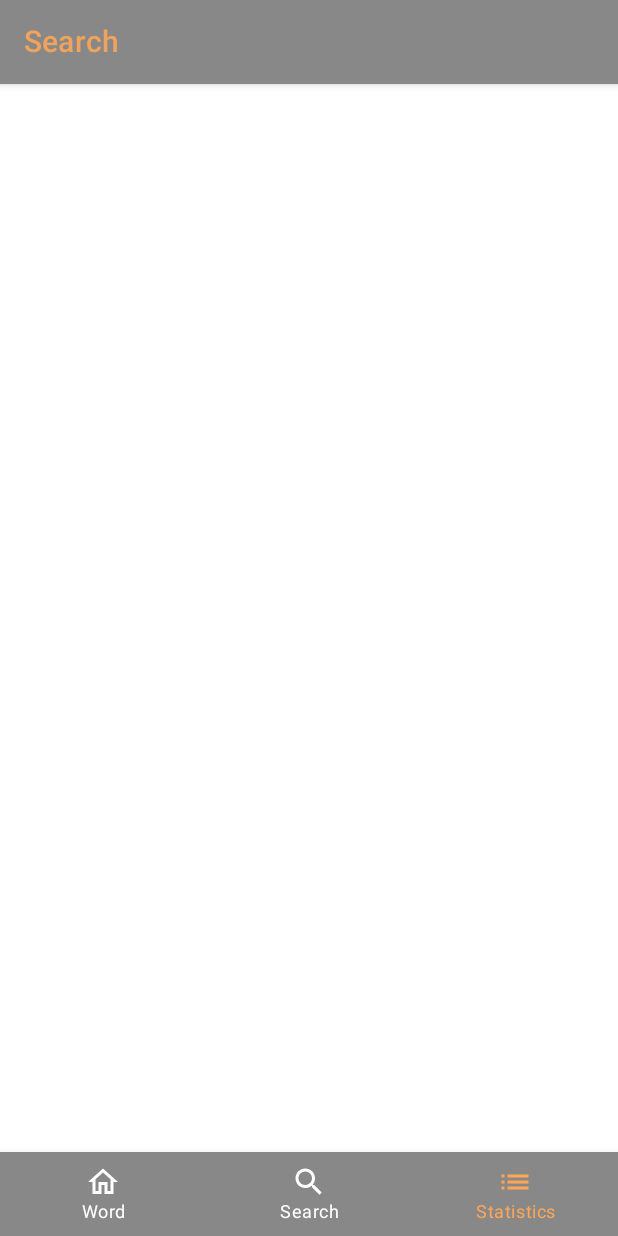
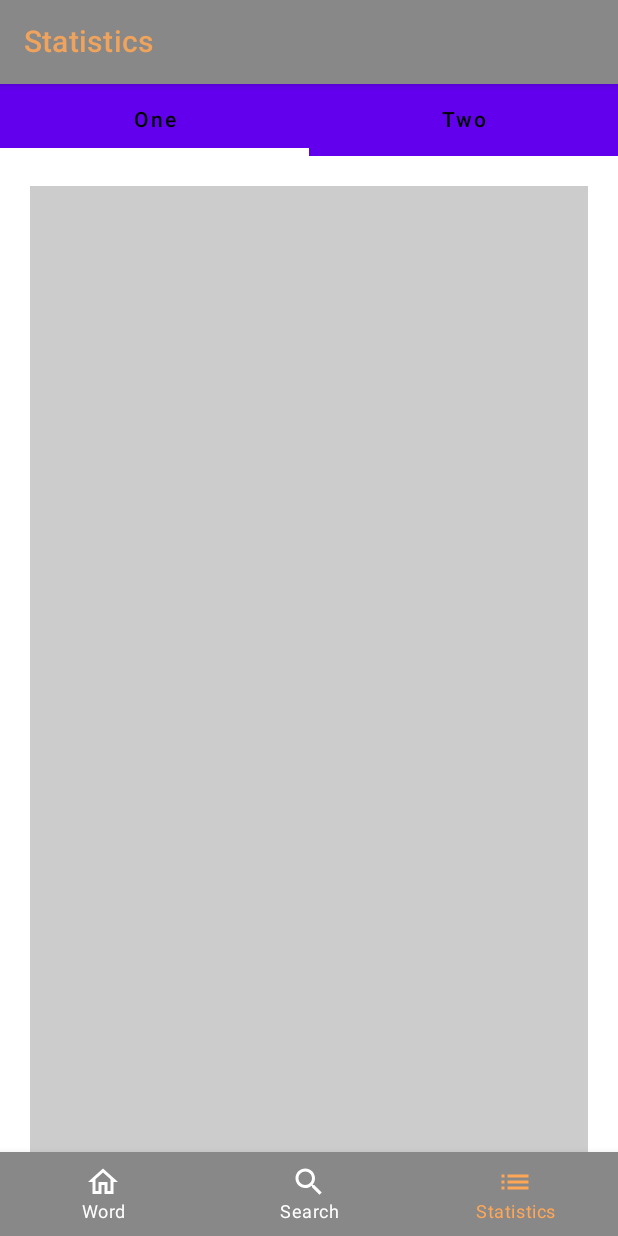
Before and after one commit to AndyPunch/Words, an Android app built with Jetpack Compose: the @Preview function MainScreen, item 3 of the bottom bar chosen, on a phone screen of 412 x 824 dp. Run offline under Robolectric (Android 15) with nearby library versions, the phone set to English and light mode, and no system bars; our stand-ins replace Dagger/Hilt's generated code, Room's generated code, accompanist, livedata-compose; network calls fail.

Commit message:
Statistic screen(ViewPager, TabLayout)

```diff
--- a/app/build.gradle.kts
+++ b/app/build.gradle.kts
@@ -105,4 +105,6 @@ dependencies {
     implementation("androidx.navigation:navigation-compose:2.7.7")
 
     implementation("com.google.accompanist:accompanist-systemuicontroller:0.27.0")
+    implementation("com.google.accompanist:accompanist-pager:0.13.0")
+    implementation("com.google.accompanist:accompanist-pager-indicators:0.13.0")
 }
--- a/app/src/main/java/com/example/words/data/repository/WordsRepositoryImpl.kt
+++ b/app/src/main/java/com/example/words/data/repository/WordsRepositoryImpl.kt
@@ -54,8 +54,8 @@ class WordsRepositoryImpl @Inject constructor(
         val str =
             ctx.assets.open(com.example.words.data.repository.WordsRepositoryImpl.Companion.WORDS_TXT_FILE)
                 .bufferedReader().use {
-                it.readText()
-            }
+                    it.readText()
+                }
         return stringToWords(str)
     }
 
--- a/app/src/main/java/com/example/words/presentation/main/MainScreen.kt
+++ b/app/src/main/java/com/example/words/presentation/main/MainScreen.kt
@@ -1,7 +1,6 @@
 package com.example.words.presentation.main
 
 import android.annotation.SuppressLint
-import android.util.Log
 import androidx.compose.animation.AnimatedVisibility
 import androidx.compose.animation.slideInVertically
 import androidx.compose.animation.slideOutVertically
@@ -11,7 +10,6 @@ import androidx.compose.material.Icon
 import androidx.compose.material.Scaffold
 import androidx.compose.material.Text
 import androidx.compose.material.TopAppBar
-
 import androidx.compose.runtime.Composable
 import androidx.compose.runtime.getValue
 import androidx.compose.runtime.mutableStateOf
@@ -30,6 +28,7 @@ import com.example.words.domain.entity.TopBarState
 import com.example.words.navigation.AppNavGraph
 import com.example.words.navigation.NavigationState
 import com.example.words.presentation.search.SearchScreen
+import com.example.words.presentation.statistic.StatisticsScreen
 import com.example.words.presentation.webView.WebViewScreen
 import com.example.words.presentation.word.WordScreen
 
@@ -88,7 +87,13 @@ fun MainScreen() {
                 )
             },
             statisticScreenContent = {
-
+                StatisticsScreen(
+                    navigationState.navHostController,
+                    onComposingTopBar = {
+                        topBarState = it
+                        isBottomBarVisible = true
+                    }
+                )
             }
         )
     }
--- /dev/null
+++ b/app/src/main/java/com/example/words/presentation/statistic/Statistic.kt
@@ -0,0 +1,137 @@
+package com.example.words.presentation.statistic
+
+import android.util.Log
+import androidx.activity.compose.BackHandler
+import androidx.compose.foundation.ExperimentalFoundationApi
+import androidx.compose.foundation.background
+import androidx.compose.foundation.layout.Box
+import androidx.compose.foundation.layout.Column
+import androidx.compose.foundation.layout.Spacer
+import androidx.compose.foundation.layout.fillMaxSize
+import androidx.compose.foundation.layout.fillMaxWidth
+import androidx.compose.foundation.layout.height
+import androidx.compose.foundation.layout.padding
+import androidx.compose.foundation.layout.wrapContentHeight
+import androidx.compose.material.Tab
+import androidx.compose.material.TabRow
+import androidx.compose.material.TabRowDefaults
+import androidx.compose.material.Text
+import androidx.compose.runtime.Composable
+import androidx.compose.runtime.LaunchedEffect
+import androidx.compose.runtime.rememberCoroutineScope
+import androidx.compose.ui.Modifier
+import androidx.compose.ui.graphics.Color
+import androidx.compose.ui.res.stringResource
+import androidx.compose.ui.unit.dp
+import androidx.navigation.NavHostController
+import com.example.words.R
+import com.example.words.domain.entity.TopBarState
+import com.google.accompanist.pager.ExperimentalPagerApi
+import com.google.accompanist.pager.HorizontalPager
+import com.google.accompanist.pager.PagerState
+import com.google.accompanist.pager.pagerTabIndicatorOffset
+import com.google.accompanist.pager.rememberPagerState
+import kotlinx.coroutines.launch
+
+
+@OptIn(ExperimentalFoundationApi::class, ExperimentalPagerApi::class)
+@Composable
+fun StatisticsScreen(
+    navHostController: NavHostController,
+    onComposingTopBar: (TopBarState) -> Unit
+) {
+    val title = stringResource(R.string.statistics_screen_title)
+    LaunchedEffect(key1 = true) {
+        onComposingTopBar(
+            TopBarState(
+                topBarTitle = title,
+                navigationIcon = null
+            )
+        )
+    }
+
+    BackHandler {
+        navHostController.navigateUp()
+    }
+    val pagerState = rememberPagerState(pageCount = 2)
+    Column(modifier = Modifier.fillMaxSize()) {
+        TabLayout(pagerState)
+        TabContent(pagerState)
+    }
+
+}
+
+
+@OptIn(ExperimentalPagerApi::class)
+@Composable
+fun TabLayout(pagerState: PagerState) {
+    val tabData = mutableListOf<String>("One", "Two")
+    val coroutineScope = rememberCoroutineScope()
+    TabRow(
+        selectedTabIndex = pagerState.currentPage,
+        divider = {
+            Spacer(modifier = Modifier.height(5.dp))
+        },
+        indicator = { tabPositions ->
+            TabRowDefaults.Indicator(
+                modifier = Modifier.pagerTabIndicatorOffset(pagerState, tabPositions),
+                height = 5.dp,
+                color = Color.White
+            )
+        },
+
+
+        modifier = Modifier
+            .fillMaxWidth()
+            .wrapContentHeight()
+    ) {
+        tabData.forEachIndexed { index, s ->
+            Log.i("asdwqedwq", "tabdata " + s)
+            Tab(selected = pagerState.currentPage == index, onClick = {
+                coroutineScope.launch {
+                    pagerState.animateScrollToPage(index)
+                }
+            },
+
+                text = {
+                    Text(text = s, color = Color.Black)
+                })
+        }
+    }
+}
+
+@OptIn(ExperimentalPagerApi::class)
+@Composable
+fun TabContent(pagerState: PagerState) {
+    HorizontalPager(
+        state = pagerState
+    ) { pageIndex ->
+        when (pageIndex) {
+            0 -> LastAnswered()
+
+            1 -> LastNonAnswered()
+        }
+    }
+}
+
+
+@Composable
+fun LastAnswered() {
+    Box(
+        modifier = Modifier
+            .padding(20.dp)
+            .background(Color.LightGray)
+            .fillMaxSize()
+    )
+}
+
+
+@Composable
+fun LastNonAnswered() {
+    Box(
+        modifier = Modifier
+            .padding(20.dp)
+            .background(Color.Blue)
+            .fillMaxSize()
+    )
+}
--- a/app/src/main/res/values/strings.xml
+++ b/app/src/main/res/values/strings.xml
@@ -6,4 +6,5 @@
     <string name="word_screen_title">Words</string>
     <string name="web_screen_title">WebView</string>
     <string name="search_screen_title">Search</string>
+    <string name="statistics_screen_title">Statistics</string>
 </resources>
```
Also changed, not shown: app/src/main/java/com/example/words/presentation/search/Search.kt (+0 -7 lines).
